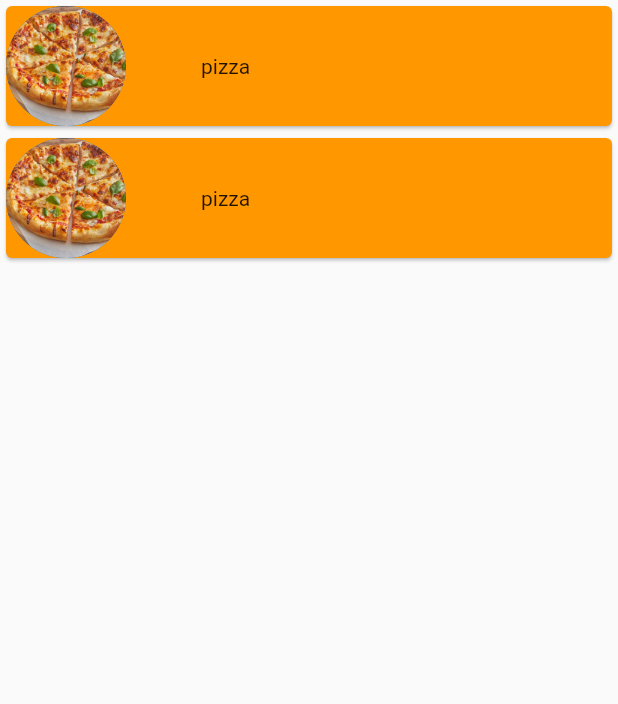
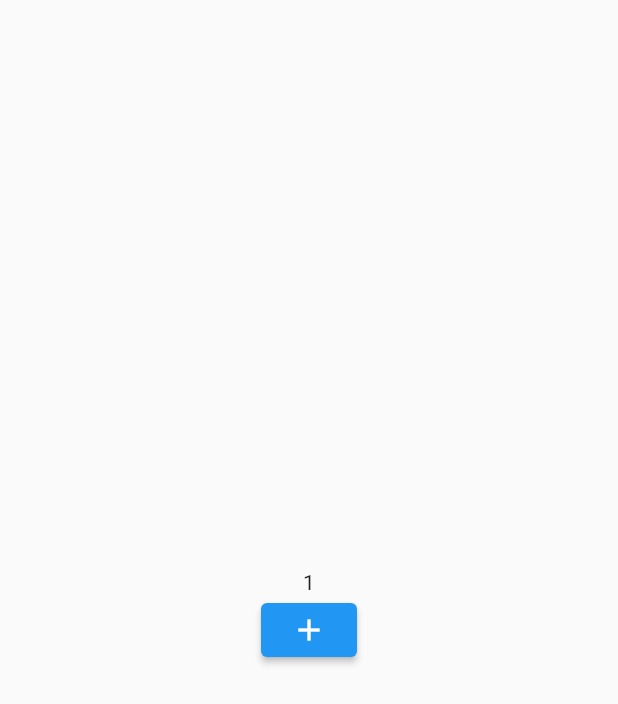
Before and after one commit to sharmakeAli/FlutterBaseWidgets, a Flutter app: the screen it shows after launch, on a phone screen of 412 x 824 dp. Shown: the top 704 px of the screen. Run offline on Flutter 3.47's test engine with Material 2 defaults, Android fonts, the phone set to English and light mode, and no system bars.

```diff
--- /dev/null
+++ b/lib/MyApp.dart
@@ -0,0 +1,37 @@
+import 'package:flutter/cupertino.dart';
+import 'package:flutter/material.dart';
+
+class MyApp extends StatefulWidget {
+  const MyApp({Key? key}) : super(key: key);
+
+  @override
+  State<MyApp> createState() => _MyAppState();
+}
+
+int num = 1;
+
+class _MyAppState extends State<MyApp> {
+  @override
+  Widget build(BuildContext context) {
+    return Scaffold(
+      body: SafeArea(
+        child: Center(
+          child: Column(
+            mainAxisAlignment: MainAxisAlignment.center,
+            children: [
+              Text(num.toString()),
+              ElevatedButton(
+                  onPressed: () {
+                    setState(() {
+                      num++;
+                    });
+                    print("num is :" + num.toString());
+                  },
+                  child: Icon(Icons.add))
+            ],
+          ),
+        ),
+      ),
+    );
+  }
+}
```
Also changed, not shown: lib/main.dart (+3 -38 lines).
